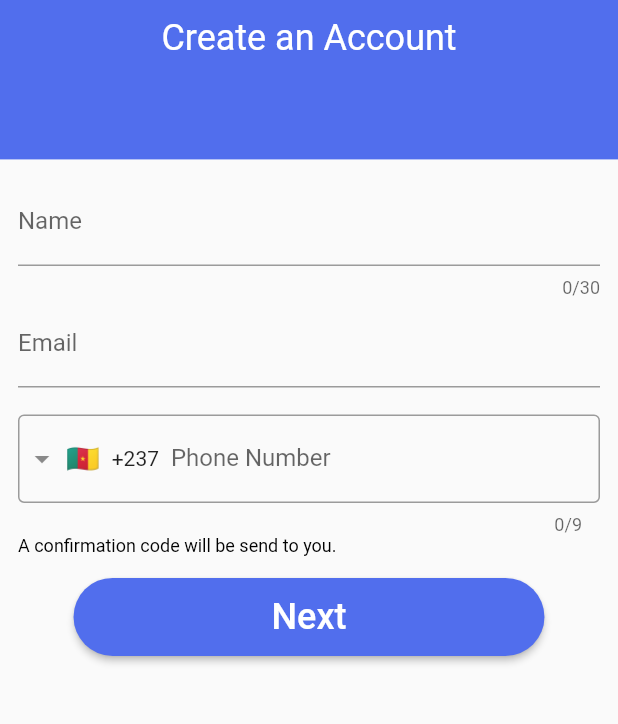
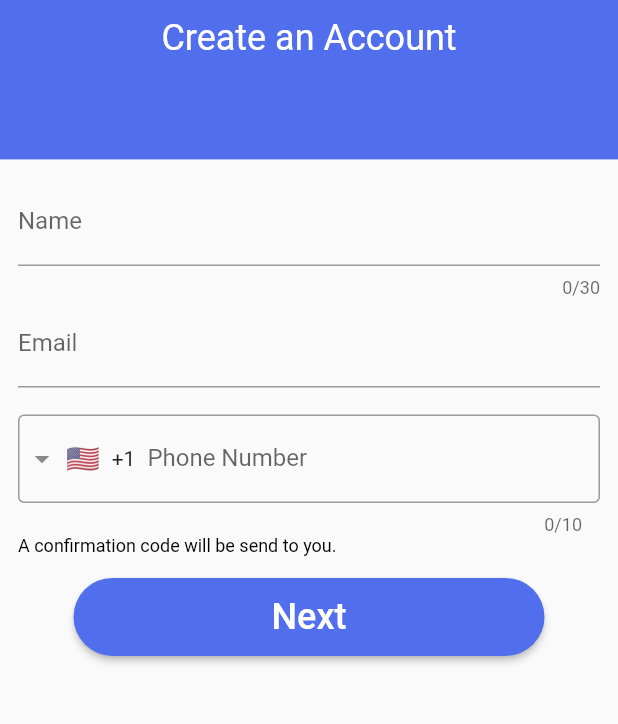
Before and after one commit to mikeito/ajara_test, a Flutter app: the screen it shows after launch, on a phone screen of 412 x 824 dp, the part 335-1059 px from its top. Run offline on Flutter 3.47's test engine with Material 2 defaults, Android fonts, the phone set to English and light mode, and no system bars; drawn by our look-alikes of intl_phone_field.

Commit message:
small changes

```diff
--- a/lib/screens/registration.dart
+++ b/lib/screens/registration.dart
@@ -82,7 +82,7 @@ class _RegistrationState extends State<Registration> {
                 borderSide: BorderSide(),
               ),
             ),
-            initialCountryCode: 'CM',
+            // initialCountryCode: 'CM',
             onChanged: (phone) {
               print('Complete phone number: ' + phone.completeNumber);
               _countryCode = phone.countryISOCode!;
```
